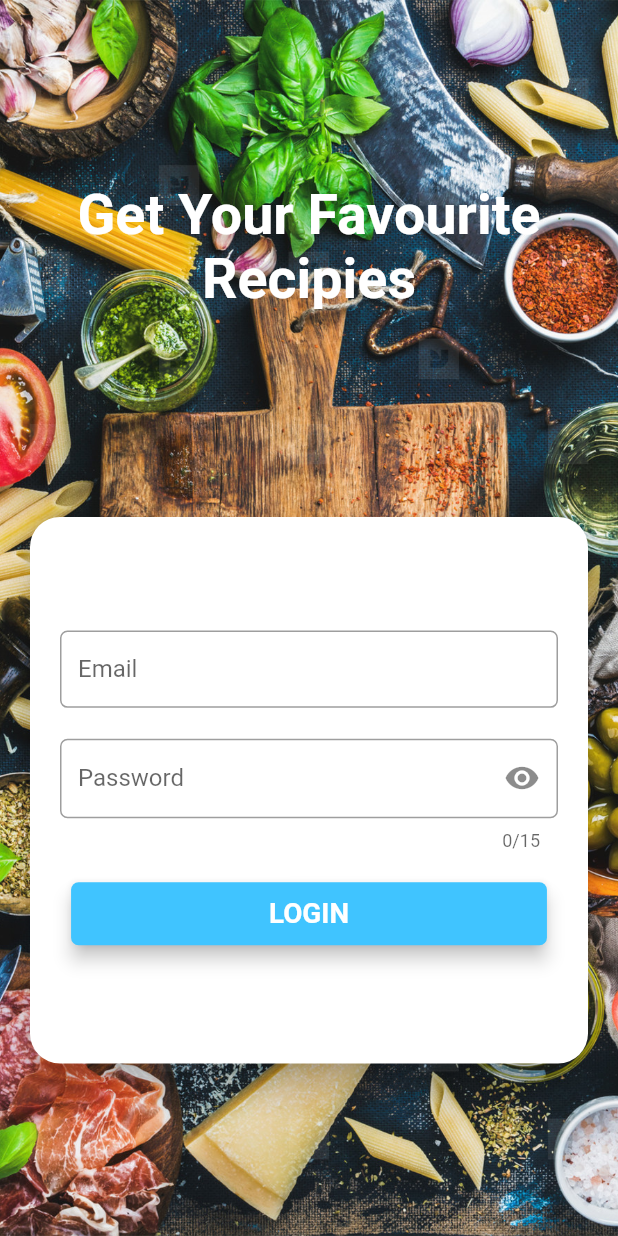
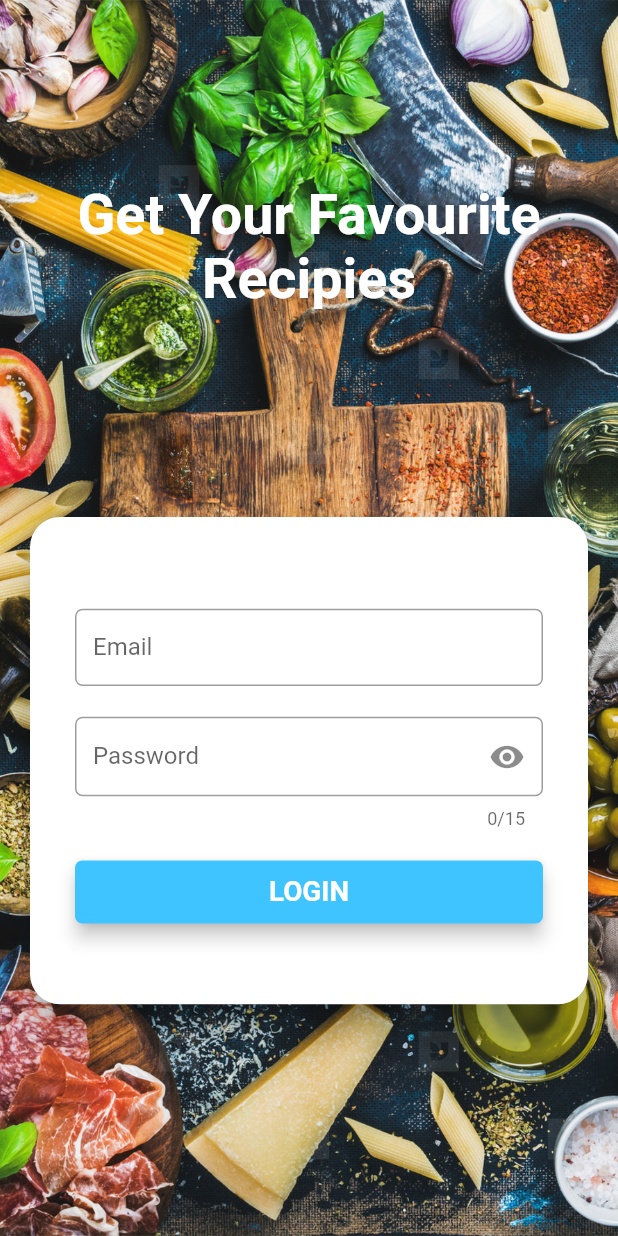
Before and after one commit to imsajib02/CookingRecipe, a Flutter app: the screen it shows after launch, on a phone screen of 412 x 824 dp. Run offline on Flutter 3.47's test engine with Material 2 defaults, Android fonts, the phone set to English and light mode, and no system bars; our stand-ins replace connectivity, data_connection_checker, fluttertoast; missing offline and left inert: flutter_progress_dialog, system_setting; accounts and stored records are empty.

Commit message:
Login View Adjusts When Keyboard Opens

```diff
--- a/lib/view/login_view.dart
+++ b/lib/view/login_view.dart
@@ -43,8 +43,8 @@ class _LoginViewState extends State<LoginView> implements View{
   Widget build(BuildContext context) {
 
     return Scaffold(
-      resizeToAvoidBottomInset: false,
-      resizeToAvoidBottomPadding: false,
+//      resizeToAvoidBottomInset: false,
+//      resizeToAvoidBottomPadding: false,
       body: Builder(
         builder: (BuildContext context) {
 
@@ -87,9 +87,14 @@ class _LoginViewState extends State<LoginView> implements View{
                         elevation: 10,
                         child: Container(
                           padding: EdgeInsets.all(20),
+                          margin: EdgeInsets.only(left: 10, right: 10),
+                          child: SingleChildScrollView(
                             child: Column(
+                              mainAxisSize: MainAxisSize.min,
                               mainAxisAlignment: MainAxisAlignment.center,
                               children: <Widget>[
+
+                                SizedBox(height: 5 * SizeConfig.heightSizeMultiplier,),
 
                                 Flexible(
                                   child: Container(
@@ -165,7 +170,10 @@ class _LoginViewState extends State<LoginView> implements View{
                                     ),
                                   ),
                                 ),
+
+                                SizedBox(height: 3.75 * SizeConfig.heightSizeMultiplier,),
                               ],
+                            ),
                           ),
                         ),
                       ),
```
Lines whose indentation alone changed are shown as unchanged.
